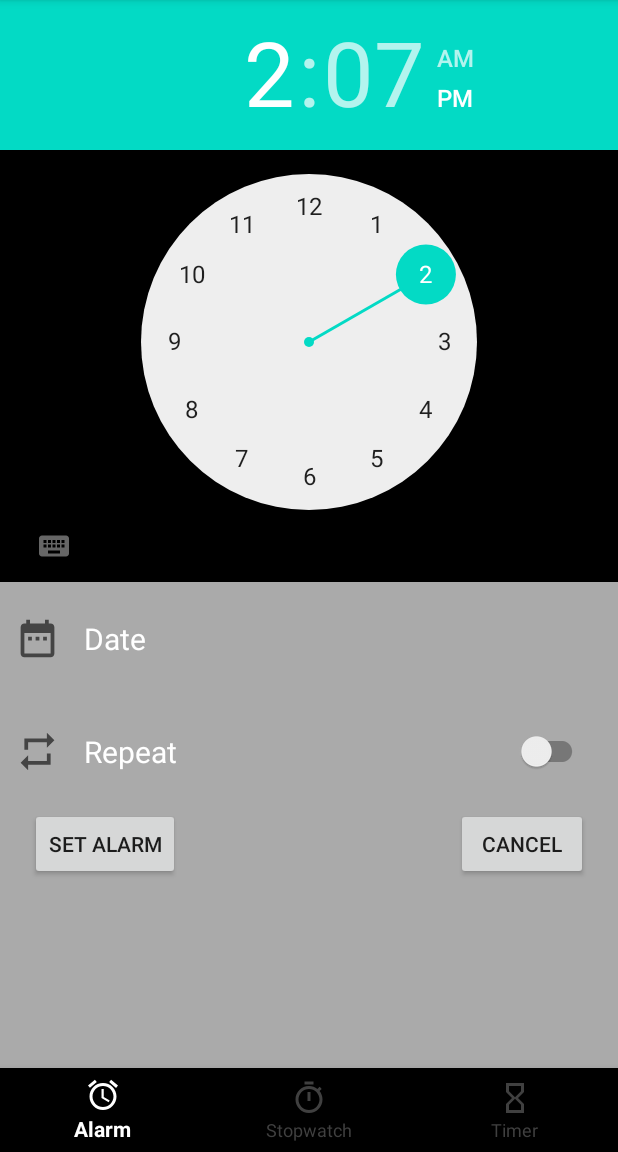
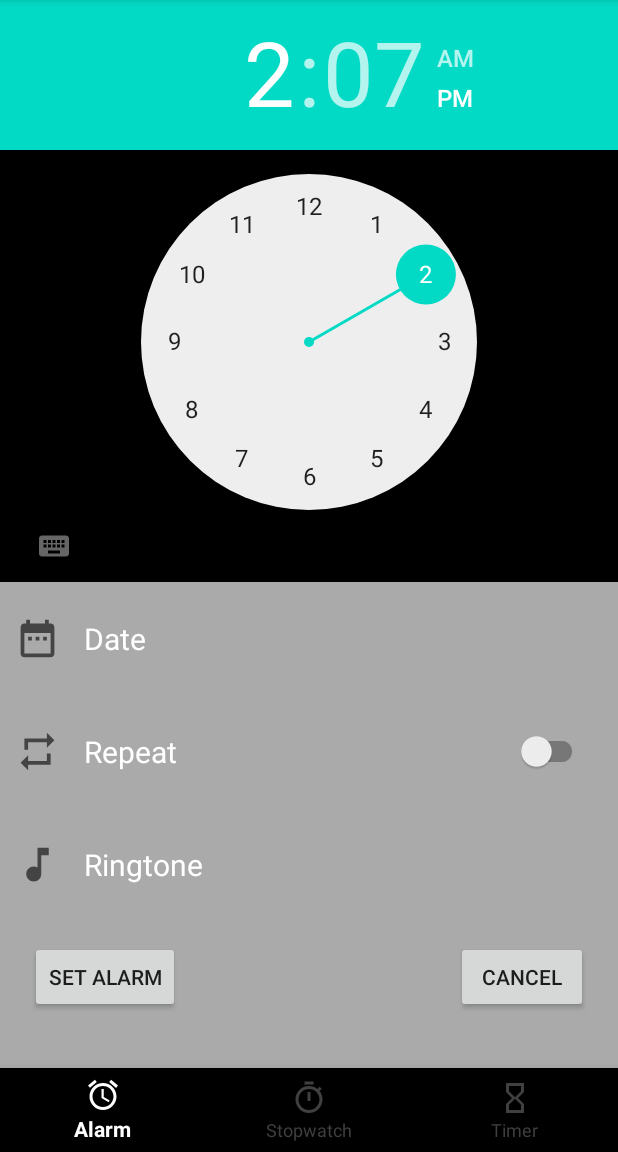
Before and after one commit to rithrandome/Clock_App, an Android app: the screen it shows after launch (MainActivity), on a phone screen of 412 x 824 dp, the part 84-1236 px from its top. Run offline under Robolectric (Android 15) with nearby library versions, the phone set to English and light mode, and no system bars.

Commit message:
'committed'

```diff
--- a/app/src/main/java/com/example/clock/AlarmFragment.java
+++ b/app/src/main/java/com/example/clock/AlarmFragment.java
@@ -15,6 +15,7 @@ import android.widget.DatePicker;
 import android.widget.RelativeLayout;
 import android.widget.TextView;
 import android.widget.TimePicker;
+import android.widget.Toast;
 
 import androidx.annotation.RequiresApi;
 import androidx.appcompat.widget.SwitchCompat;
@@ -26,11 +27,11 @@ import java.util.Objects;
 
 public class AlarmFragment extends Fragment {
 
-    int hour, minute;
+    int hour, minute, current_hour, current_minute;
     String hour_string, minute_string;
     TimePicker alarmTimePicker;
     AlarmManager alarmManager;
-    RelativeLayout dateLayout, repeatLayout ;
+    RelativeLayout dateLayout, repeatLayout, ringtoneLayout ;
     DatePicker setAlarmDate;
     TextView date, repeatDays;
     SwitchCompat repeatState;
@@ -51,6 +52,7 @@ public class AlarmFragment extends Fragment {
         cancelAlarm = view.findViewById(R.id.cancelAlarm);
 
         dateLayout = view.findViewById(R.id.date_layout);
+        ringtoneLayout = view.findViewById(R.id.ringtone_layout);
         repeatLayout = view.findViewById(R.id.repeat_layout);
         date = view.findViewById(R.id.date);
         repeatDays = view.findViewById(R.id.repeat_days);
@@ -71,6 +73,13 @@ public class AlarmFragment extends Fragment {
             }
         });
 
+        ringtoneLayout.setOnClickListener(new View.OnClickListener() {
+            @Override
+            public void onClick(View view) {
+                assert true;
+            }
+        });
+
 //        repeatState.setOnCheckedChangeListener(onCheckedChanged());
 
         setAlarm.setOnClickListener(new View.OnClickListener() {
@@ -79,21 +88,26 @@ public class AlarmFragment extends Fragment {
 
                 Calendar calendar = Calendar.getInstance();
 
+                current_hour = Calendar.HOUR;
+                current_minute = Calendar.MINUTE;
                 hour = alarmTimePicker.getHour();
                 minute = alarmTimePicker.getMinute();
                 hour_string = String.valueOf(hour);
                 minute_string = String.valueOf(minute);
 
+//                if(hour > 0 && hour > current_hour)
+//                    Toast.makeText(getActivity(),"Alarm set for " + (hour - current_hour) + " hours and " + (minute - current_minute) + " minutes from now", Toast.LENGTH_LONG).show();
+
 
                 calendar.set(Calendar.HOUR_OF_DAY, alarmTimePicker.getHour());
-                calendar.set(Calendar.MINUTE, minute);
+                calendar.set(Calendar.MINUTE, alarmTimePicker.getMinute());
 
                 Intent intent = new Intent (getActivity(), AlarmReceiver.class);
                 intent.putExtra("alarmState","Alarm on");
 
-                pending_intent = PendingIntent.getBroadcast(getActivity(), 0, intent, PendingIntent.FLAG_UPDATE_CURRENT);
+                pending_intent = PendingIntent.getBroadcast(getActivity(), 0, intent, 0);
 
-                alarmManager.setExact(AlarmManager.RTC_WAKEUP, calendar.getTimeInMillis(),pending_intent);
+                alarmManager.setExact(AlarmManager.RTC_WAKEUP, calendar.getTimeInMillis() ,pending_intent);
             }
         });
 
@@ -101,7 +115,7 @@ public class AlarmFragment extends Fragment {
             @Override
             public void onClick(View view) {
 
-                if(pending_intent!=null)
+                if(pending_intent != null)
                     alarmManager.cancel(pending_intent);
 
                 Intent intent = new Intent (getActivity(), AlarmReceiver.class);
--- /dev/null
+++ b/app/src/main/res/drawable/ic_ringtone.xml
@@ -0,0 +1,10 @@
+<vector xmlns:android="http://schemas.android.com/apk/res/android"
+    android:width="24dp"
+    android:height="24dp"
+    android:viewportWidth="24"
+    android:viewportHeight="24"
+    android:tint="?attr/colorControlNormal">
+  <path
+      android:fillColor="@android:color/white"
+      android:pathData="M12,3v10.55c-0.59,-0.34 -1.27,-0.55 -2,-0.55 -2.21,0 -4,1.79 -4,4s1.79,4 4,4 4,-1.79 4,-4V7h4V3h-6z"/>
+</vector>
--- a/app/src/main/res/layout/fragment_alarm.xml
+++ b/app/src/main/res/layout/fragment_alarm.xml
@@ -58,7 +58,7 @@
                         android:layout_height="wrap_content"
                         android:text="Date"
                         android:textColor="@android:color/white"
-                        android:textSize="20dp"
+                        android:textSize="20sp"
                         app:layout_constraintBottom_toBottomOf="parent"
                         app:layout_constraintEnd_toEndOf="parent"
                         app:layout_constraintHorizontal_bias="0.048"
@@ -87,7 +87,6 @@
             <RelativeLayout
                 android:id="@+id/repeat_layout"
                 android:clickable="true"
-                android:onClick="setDate"
                 android:layout_width="match_parent"
                 android:layout_height="75dp"
                 android:focusable="true"
@@ -120,7 +119,7 @@
                         android:layout_height="wrap_content"
                         android:text="Repeat"
                         android:textColor="@android:color/white"
-                        android:textSize="20dp"
+                        android:textSize="20sp"
                         app:layout_constraintBottom_toBottomOf="parent"
                         app:layout_constraintEnd_toEndOf="parent"
                         app:layout_constraintHorizontal_bias="0.051"
@@ -154,7 +153,6 @@
                     android:layout_centerVertical="true"
                     android:layout_marginEnd="20dp"
                     android:layout_marginRight="20dp"
-                    android:onClick="onSwitchRepeat"
                     android:textOff="off"
                     android:textOn="on" />
 
@@ -166,18 +164,58 @@
                 android:layout_height="wrap_content"/>
 
             <RelativeLayout
+                android:id="@+id/ringtone_layout"
                 android:layout_width="match_parent"
-                android:layout_height="wrap_content">
+                android:layout_height="75dp"
+                android:clickable="true"
+                android:focusable="true"
+                android:background="?android:attr/selectableItemBackground">
 
-<!--                <androidx.appcompat.widget.AppCompatToggleButton-->
-<!--                    android:id="@+id/alarm_state"-->
-<!--                    android:layout_width="wrap_content"-->
-<!--                    android:layout_height="wrap_content"-->
-<!--                    android:layout_centerInParent="true"-->
-<!--                    android:layout_centerHorizontal="true"-->
-<!--                    android:layout_centerVertical="true"-->
-<!--                    android:textOn="On"-->
-<!--                    android:textOff="Off"/>-->
+                <ImageView
+                    android:id="@+id/ringtone_icon"
+                    android:layout_width="30dp"
+                    android:layout_height="30dp"
+                    android:layout_alignParentStart="true"
+                    android:src="@drawable/ic_ringtone"
+                    android:layout_centerVertical="true"
+                    android:layout_alignParentLeft="true"
+                    android:layout_marginStart="10dp"
+                    android:layout_marginLeft="10dp"
+                    android:layout_marginRight="10dp"
+                    android:contentDescription="TODO" />
+
+                <androidx.constraintlayout.widget.ConstraintLayout
+                    android:layout_width="match_parent"
+                    android:layout_height="match_parent"
+                    android:layout_toRightOf="@id/ringtone_icon"
+                    android:orientation="vertical"
+                    android:layout_centerVertical="true"
+                    android:layout_toEndOf="@id/ringtone_icon">
+
+
+                    <TextView
+                        android:id="@+id/ringtone_text"
+                        android:layout_width="wrap_content"
+                        android:layout_height="wrap_content"
+                        android:text="Ringtone"
+                        android:textColor="@android:color/white"
+                        android:textSize="20sp"
+                        app:layout_constraintBottom_toBottomOf="parent"
+                        app:layout_constraintEnd_toEndOf="parent"
+                        app:layout_constraintHorizontal_bias="0.054"
+                        app:layout_constraintStart_toStartOf="parent"
+                        app:layout_constraintTop_toTopOf="parent" />
+
+                </androidx.constraintlayout.widget.ConstraintLayout>
+
+
+
+            </RelativeLayout>
+
+            <RelativeLayout
+                android:layout_width="match_parent"
+                android:layout_height="75dp">
+
                 <Button
                     android:id="@+id/setAlarm"
                     android:layout_width="wrap_content"
```
